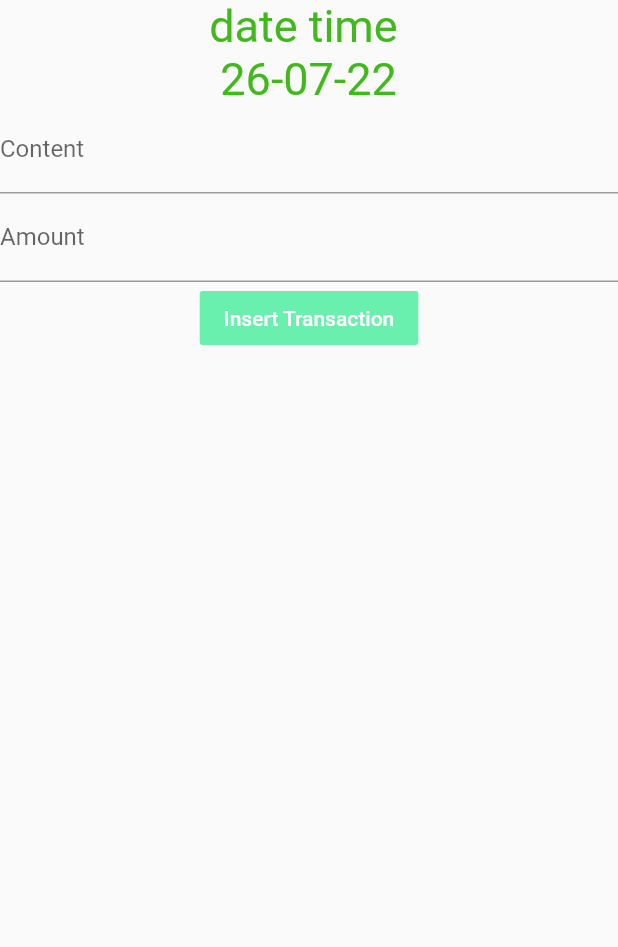
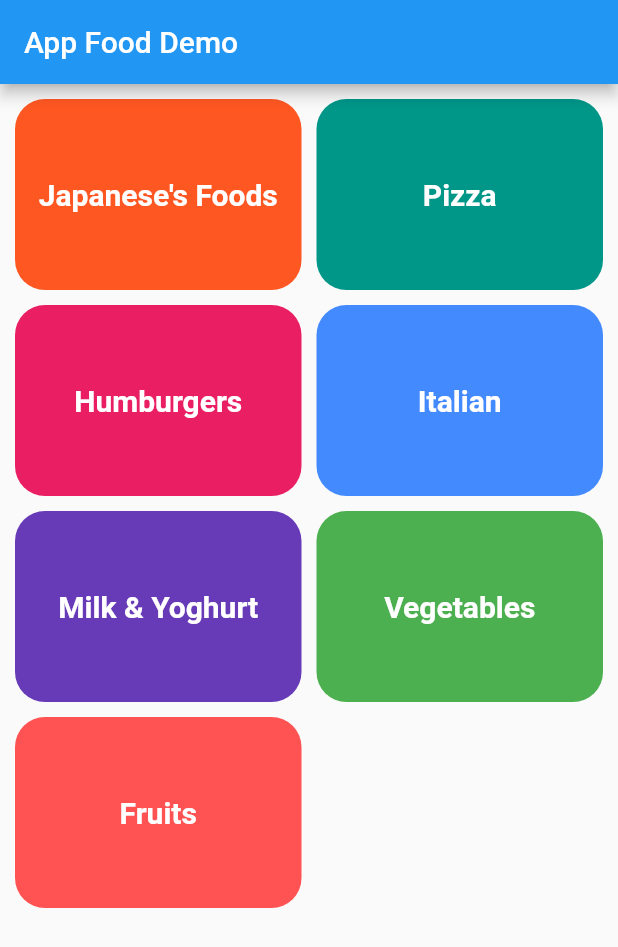
Before and after one commit to Nguyentrungnam1999/firstFlutter, a Flutter app: the screen it shows after launch, on a phone screen of 412 x 824 dp. Shown: the top 947 px of the screen. Run offline on Flutter 3.47's test engine with Material 2 defaults, Android fonts, the phone set to English and light mode, and no system bars; missing offline and left inert: dart:ffi.

Commit message:
read food and food detail

```diff
--- a/lib/MyApp.dart
+++ b/lib/MyApp.dart
@@ -18,84 +18,108 @@ class _MyAppState extends State<MyApp> {
   // double _price = 0;
   Transaction _transaction = Transaction(content: '', price: 0.0);
 
-  List<Transaction> _transactions = List<Transaction>.empty(growable: true);
+  final List<Transaction> _transactions = <Transaction>[];
 
   final _contentController = TextEditingController();
   final _priceController = TextEditingController();
   @override
   Widget build(BuildContext context) {
+    ListView _buildWidgetList() {
+      // int index = 0;
+      return ListView.builder(
+          itemCount: _transactions.length,
+          itemBuilder: ((context, index) {
+            return Card(
+              shape: RoundedRectangleBorder(
+                  borderRadius: BorderRadius.circular(10)),
+              color: (index - 1) % 2 == 0 ? Colors.green : Colors.teal,
+              elevation: 10,
+              child: ListTile(
+                leading: const Icon(Icons.access_alarm),
+                title: Text(
+                  _transactions[index].content,
+                  style: TextStyle(
+                      fontWeight: FontWeight.bold,
+                      fontSize: 18,
+                      color: Colors.white),
+                ),
+                subtitle: Text('Price: ${_transactions[index].price}',
+                    style: TextStyle(fontSize: 18, color: Colors.white)),
+                onTap: () {
+                  print('You clicked: ${_transactions[index].content}');
+                },
+              ),
+            );
+          }));
+    }
+
     return MaterialApp(
-      title: 'demo app ',
-      home: SafeArea(
-        child: Scaffold(
-          body: Center(
+        title: "This is a StatefulWidget",
+        home: Scaffold(
+            appBar: AppBar(
+              title: const Text(
+                'Demo AppBar',
+                style: TextStyle(color: Colors.deepPurple, fontSize: 20),
+              ),
+              actions: [IconButton(onPressed: () {}, icon: Icon(Icons.add))],
+            ),
+            floatingActionButton: FloatingActionButton(
+              onPressed: () {},
+              child: const Icon(Icons.add),
+            ),
+            // key: _scaffoldKey,
+            body: SafeArea(
+              minimum: const EdgeInsets.only(left: 20, right: 20),
               child: Column(
                 mainAxisAlignment: MainAxisAlignment.start,
-            children: [
-              Text(
-                'date time \n ${DateFormat('dd-MM-yy').format(date)}',
-                style: TextStyle(
-                    fontSize: 30, color: Color.fromARGB(255, 65, 184, 28)),
-              ),
+                children: <Widget>[
                   TextField(
                     decoration: InputDecoration(labelText: 'Content'),
                     controller: _contentController,
-                  onChanged: (value) {
+                    onChanged: (text) {
                       setState(() {
-                      _transaction.content = value;
+                        _transaction.content = text;
                       });
-                  }),
+                    },
+                  ),
                   TextField(
-                  decoration: InputDecoration(labelText: 'Amount'),
+                    decoration: InputDecoration(labelText: 'Amount(money)'),
                     controller: _priceController,
-                  onChanged: (value) {
+                    onChanged: (text) {
                       setState(() {
-                      _transaction.price = double.tryParse(value) ?? 0;
+                        _transaction.price =
+                            double.tryParse(text) ?? 0; //if error, value = 0
                       });
-                  }),
-              FlatButton(
-                onPressed: (() {
-                  print('${_transaction.content} - ${_transaction.price}');
+                    },
+                  ),
+                  Padding(
+                    padding: const EdgeInsets.symmetric(vertical: 10),
+                  ),
+                  ButtonTheme(
+                    height: 50,
+                    child: FlatButton(
+                      child: Text(
+                        'Insert Transaction',
+                        style: const TextStyle(fontSize: 18),
+                      ),
+                      color: Colors.pinkAccent,
+                      textColor: Colors.white,
+                      onPressed: () {
                         setState(() {
-                    print('vao trong setState');
-                    print('=============${_transaction}');
                           _transactions.add(_transaction);
-                    // _transactions =  Transaction(content: '', price: 0.0);
-                    // _transaction.content = '';
-                    // _transaction.price = 0.0;
+                          _transaction = Transaction(content: '', price: 0.0);
+                          _contentController.text = '';
+                          _priceController.text = '';
                         });
-                }),
-                child: Text('Insert Transaction'),
-                color: Colors.greenAccent,
-                textColor: Colors.white,
+                      },
                     ),
-              // Column(children: <Widget>[
-              //   _transactions.map((e) {
-              //     return ListTile(
-              //       leading: Icon(Icons.abc),
-              //       title: Text('asdfasd'),
-              //     );
-              //   }).toList(),
-              // ]),
+                  ),
                   Container(
-                child: Column(
-                  children: _transactions
-                      .map((e) => new ListTile(
-                            leading: Icon(Icons.accessibility_new),
-                            title: Text('${e.content}'),
-                            subtitle: Text('${e.price}'),
-                            textColor: Colors.black,
-                            onTap: () {
-                              print('da tap');
-                            },
-                          ))
-                      .toList(),
-                ),
+                    height: 500,
+                    child: _buildWidgetList(),
                   )
                 ],
-          )),
               ),
-      ),
-    );
+            )));
   }
 }
--- /dev/null
+++ b/lib/categories_detail.dart
@@ -0,0 +1,37 @@
+import 'package:flutter/material.dart';
+import 'package:myapp/fake_data.dart';
+import 'package:myapp/model/category.dart';
+import 'package:myapp/model/food.dart';
+
+class CategoriesDetail extends StatelessWidget {
+  Category category;
+  CategoriesDetail({required this.category});
+
+  @override
+  Widget build(BuildContext context) {
+    List<Food> foods = FAKE_FOODS.where(((food) {
+      return food.categoryId == this.category.id;
+    })).toList();
+    return MaterialApp(
+      title: 'categories detail',
+      home: Scaffold(
+        appBar: AppBar(
+          centerTitle: true,
+          title: Text('food from ${category.content}'),
+        ),
+        body: Center(
+          child: ListView.builder(
+            itemCount: foods.length,
+            itemBuilder: ((context, index) {
+              return Container(
+                child: Center(
+                  child: Text('${foods[index].name}'),
+                ),
+              );
+            }),
+          ),
+        ),
+      ),
+    );
+  }
+}
--- /dev/null
+++ b/lib/categories_item.dart
@@ -0,0 +1,40 @@
+import 'package:flutter/material.dart';
+import 'package:myapp/categories_detail.dart';
+import 'package:myapp/model/category.dart';
+
+class CatagoriesItem extends StatelessWidget {
+  Category category;
+  CatagoriesItem({required this.category});
+
+  @override
+  Widget build(BuildContext context) {
+    return InkWell(
+        onTap: () {
+          print(this.category.content);
+          Navigator.push(
+              context,
+              MaterialPageRoute(
+                  builder: (context) =>
+                      CategoriesDetail(category: this.category)));
+        },
+        splashColor: Colors.amber,
+        child: Container(
+          child: Column(
+            crossAxisAlignment: CrossAxisAlignment.center,
+            mainAxisAlignment: MainAxisAlignment.center,
+            children: [
+              Text(
+                this.category.content,
+                style: TextStyle(
+                    fontSize: 20,
+                    color: Colors.white,
+                    fontWeight: FontWeight.bold),
+              ),
+            ],
+          ),
+          decoration: BoxDecoration(
+              color: this.category.color,
+              borderRadius: BorderRadius.circular(20)),
+        ));
+  }
+}
--- /dev/null
+++ b/lib/categories_page.dart
@@ -0,0 +1,20 @@
+import 'package:flutter/material.dart';
+import 'package:myapp/fake_data.dart';
+import 'categories_item.dart';
+
+class CategoriesPage extends StatelessWidget {
+  const CategoriesPage({Key? key}) : super(key: key);
+
+  @override
+  Widget build(BuildContext context) {
+    return GridView.count(
+      padding: EdgeInsets.symmetric(vertical: 10, horizontal: 10),
+      crossAxisCount: 2,
+      crossAxisSpacing: 10,
+      mainAxisSpacing: 10,
+      childAspectRatio: 3 / 2,
+      children:
+          FAKE_CATEGORIES.map((e) => CatagoriesItem(category: e)).toList(),
+    );
+  }
+}
--- /dev/null
+++ b/lib/fake_data.dart
@@ -0,0 +1,75 @@
+import 'package:flutter/material.dart';
+import 'package:myapp/model/category.dart';
+import 'package:myapp/model/food.dart';
+
+final FAKE_CATEGORIES = [
+  Category(id: 1, content: 'Japanese\'s Foods', color: Colors.deepOrange),
+  Category(id: 2, content: 'Pizza', color: Colors.teal),
+  Category(id: 3, content: 'Humburgers', color: Colors.pink),
+  Category(id: 4, content: 'Italian', color: Colors.blueAccent),
+  Category(id: 5, content: 'Milk & Yoghurt', color: Colors.deepPurple),
+  Category(id: 6, content: 'Vegetables', color: Colors.green),
+  Category(id: 7, content: 'Fruits', color: Colors.redAccent),
+];
+
+var FAKE_FOODS = [
+  //array of food's objects
+  Food(
+      name: "sushi - 寿司",
+      urlImage:
+          "https://upload.wikimedia.org/wikipedia/commons/c/cf/Salmon_Sushi.jpg",
+      duration: Duration(minutes: 25),
+      complexity: Complexity.Medium,
+      ingredients: ['Sushi-meshi', 'Nori', 'Condiments'],
+      categoryId: 1),
+  Food(
+      name: "Pizza tonda",
+      urlImage: "https://www.angelopo.com/filestore/images/pizza-tonda.jpg",
+      duration: Duration(minutes: 15),
+      complexity: Complexity.Hard,
+      ingredients: [
+        'Tomato sauce',
+        'Fontina cheese',
+        'Pepperoni',
+        'Onions',
+        'Mushrooms',
+        'pepperoncini'
+      ],
+      categoryId: 2),
+  Food(
+      name: "Makizushi",
+      urlImage:
+          "https://upload.wikimedia.org/wikipedia/commons/0/0b/KansaiSushi.jpg",
+      complexity: Complexity.Simple,
+      duration: Duration(minutes: 20),
+      categoryId: 1),
+  Food(
+      name: "Tempura",
+      urlImage:
+          "https://upload.wikimedia.org/wikipedia/commons/a/ac/Peixinhos_da_horta.jpg",
+      duration: Duration(minutes: 15),
+      complexity: Complexity.Simple,
+      categoryId: 1),
+  Food(
+      name: "Neapolitan pizza",
+      urlImage:
+          "https://img-global.cpcdn.com/recipes/7f1a5380090f6300/1280x1280sq70/photo.jpg",
+      duration: Duration(minutes: 20),
+      complexity: Complexity.Medium,
+      ingredients: ['Fontina cheese', 'Tomato sauce', 'Onions', 'Mushrooms'],
+      categoryId: 2),
+  Food(
+      name: "Sashimi",
+      urlImage:
+          "https://upload.wikimedia.org/wikipedia/commons/thumb/1/14/Sashimi_-_Tokyo_-_Japan.jpg/2880px-Sashimi_-_Tokyo_-_Japan.jpg",
+      duration: Duration(hours: 1, minutes: 5),
+      complexity: Complexity.Medium,
+      categoryId: 1),
+  Food(
+      name: "Homemade Humburger",
+      urlImage:
+          "https://upload.wikimedia.org/wikipedia/commons/5/58/Homemade_hamburger.jpg",
+      duration: Duration(minutes: 20),
+      complexity: Complexity.Hard,
+      categoryId: 3),
+];
--- a/lib/main.dart
+++ b/lib/main.dart
@@ -1,6 +1,25 @@
 import 'package:flutter/material.dart';
-import 'package:myapp/MyApp.dart';
+import 'package:myapp/categories_page.dart';
 
 void main() {
-  runApp(MyApp());
+  runApp(FoodApp());
 }
+
+class FoodApp extends StatelessWidget {
+  const FoodApp({Key? key}) : super(key: key);
+
+  @override
+  Widget build(BuildContext context) {
+    return MaterialApp(
+      title: 'Food App with navigation',
+      theme: ThemeData(
+        primarySwatch: Colors.blue,
+      ),
+      home: Scaffold(
+          appBar: AppBar(
+            title: const Text('App Food Demo'),
+          ),
+          body: CategoriesPage()),
+    );
+  }
+}
--- /dev/null
+++ b/lib/model/category.dart
@@ -0,0 +1,16 @@
+import 'package:flutter/material.dart';
+import 'package:flutter/foundation.dart';
+
+class Category {
+  int id;
+  String content;
+  Color? color;
+
+  Category({required this.id, required this.content, this.color});
+
+  @override
+  String toString() {
+    // TODO: implement toString
+    return '${content} - ${color}';
+  }
+}
--- /dev/null
+++ b/lib/model/food.dart
@@ -0,0 +1,31 @@
+import 'dart:math';
+
+import 'package:flutter/material.dart';
+import 'category.dart';
+
+class Food {
+  late int id;
+  String name;
+  String urlImage;
+  Duration duration;
+  Complexity? complexity;
+
+  List<String>? ingredients = <String>[];
+  int? categoryId;
+  Food({
+    required this.name,
+    required this.urlImage,
+    required this.duration,
+    this.complexity,
+    this.categoryId,
+    this.ingredients,
+  }) {
+    this.id = Random().nextInt(1000);
+  }
+}
+
+enum Complexity {
+  Simple,
+  Medium,
+  Hard,
+}
```
Lines whose indentation alone changed are shown as unchanged.
